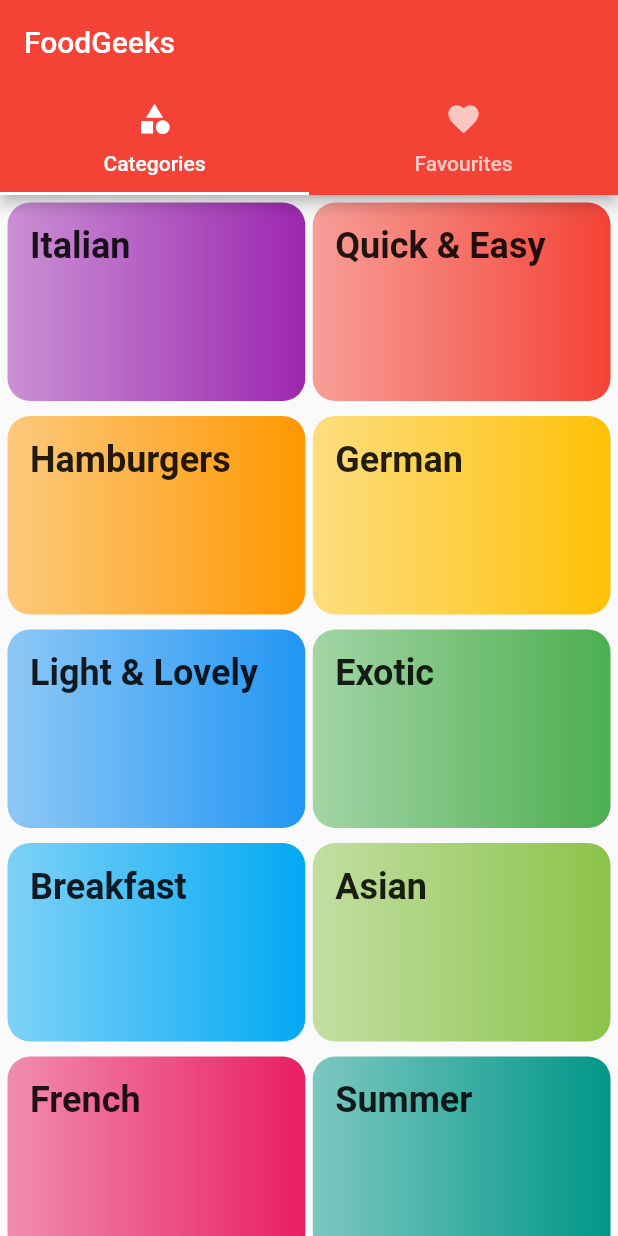
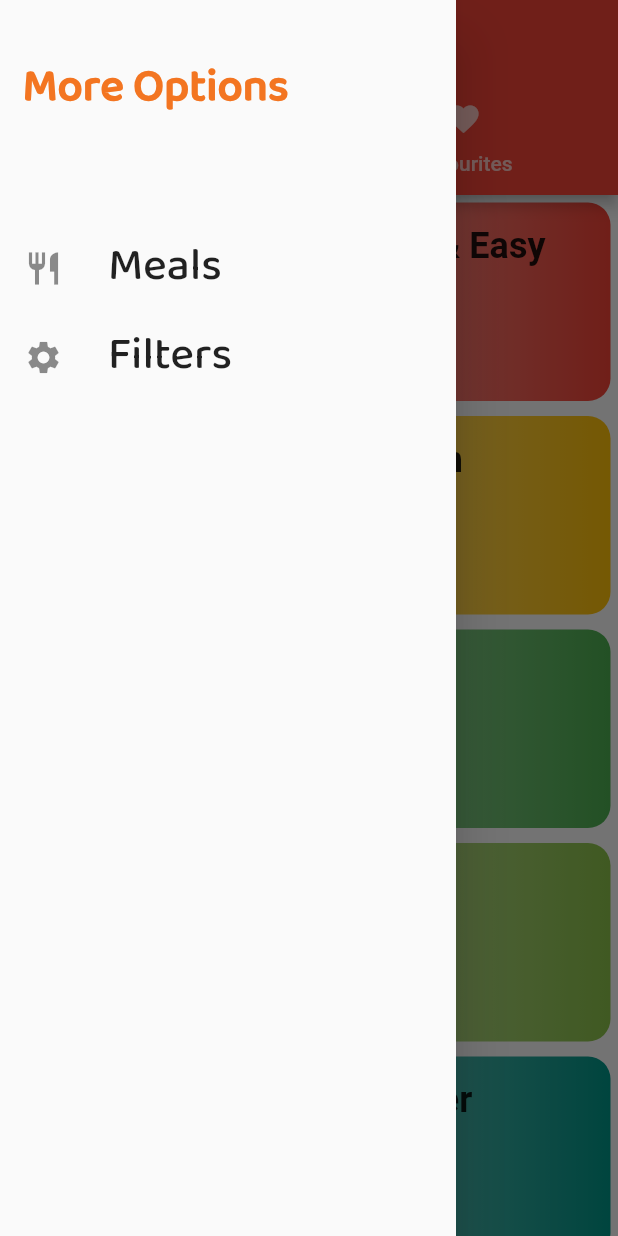
Before and after one commit to bishal5917/food_app, a Flutter app: the screen it shows after launch, with the side drawer open (before the commit the screen has no drawer), on a phone screen of 412 x 824 dp. Run offline on Flutter 3.47's test engine with Material 2 defaults, Android fonts, the phone set to English and light mode, and no system bars.

Commit message:
drawer designed

```diff
--- /dev/null
+++ b/lib/main_drawer.dart
@@ -0,0 +1,58 @@
+import 'dart:io';
+
+import 'package:flutter/material.dart';
+
+class MainDrawer extends StatelessWidget {
+  const MainDrawer({super.key});
+
+  @override
+  Widget build(BuildContext context) {
+    return Drawer(
+      child: Column(
+        children: [
+          Container(
+            height: 120,
+            width: double.infinity,
+            padding: EdgeInsets.all(15),
+            alignment: Alignment.centerLeft,
+            child: Text('More Options',
+                style: TextStyle(
+                    fontFamily: 'baloo',
+                    fontWeight: FontWeight.w900,
+                    fontSize: 30,
+                    color: Color.fromARGB(255, 243, 117, 33))),
+          ),
+          SizedBox(
+            height: 30,
+          ),
+          ListTile(
+            leading: Icon(
+              Icons.restaurant,
+              size: 26,
+            ),
+            title: Text('Meals',
+                style: TextStyle(
+                  fontFamily: 'baloo',
+                  fontWeight: FontWeight.w500,
+                  fontSize: 30,
+                )),
+            onTap: () {},
+          ),
+          ListTile(
+            leading: Icon(
+              Icons.settings,
+              size: 26,
+            ),
+            title: Text('Filters',
+                style: TextStyle(
+                  fontFamily: 'baloo',
+                  fontWeight: FontWeight.w500,
+                  fontSize: 30,
+                )),
+            onTap: () {},
+          )
+        ],
+      ),
+    );
+  }
+}
--- a/lib/tabs_screen.dart
+++ b/lib/tabs_screen.dart
@@ -1,6 +1,7 @@
 import 'package:flutter/material.dart';
 import 'package:food_app/categories_screen.dart';
 import 'package:food_app/favourites_screen.dart';
+import 'package:food_app/main_drawer.dart';
 
 class TabsScreen extends StatefulWidget {
   const TabsScreen({super.key});
@@ -15,6 +16,7 @@ class _TabsScreenState extends State<TabsScreen> {
     return DefaultTabController(
         length: 2,
         child: Scaffold(
+          drawer: MainDrawer(),
           appBar: AppBar(
             title: Text('FoodGeeks'),
             bottom: TabBar(
```
